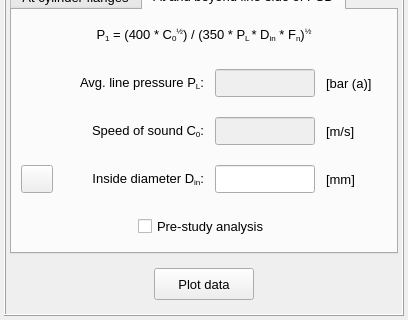
Before: the Qt Designer form vibra/interface/data/ui_files/plots/acoustic/allowable_pulsations_for_reciprocating_compressor_inputs.ui in MOPT-UFSC/VIBRA, drawn with Qt 5; both pictures show x 0 to 408 and y 228 to 548 of the 408 by 548 pixel window.
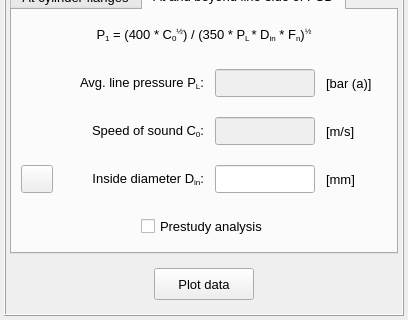
After: the same form once the commit is applied. The open tabs and pages were chosen to show the change. Icons and pictures are not drawn.

Commit message: Update the unfiltered compressor criterion

What changed in the file:
```diff
--- a/vibra/interface/data/ui_files/plots/acoustic/allowable_pulsations_for_reciprocating_compressor_inputs.ui
+++ b/vibra/interface/data/ui_files/plots/acoustic/allowable_pulsations_for_reciprocating_compressor_inputs.ui
@@ -1577,7 +1577,7 @@
              <item row="0" column="1">
               <widget class="QCheckBox" name="checkBox_pre_study_analysis">
                <property name="text">
-                <string>Pre-study analysis</string>
+                <string>Prestudy analysis</string>
                </property>
               </widget>
              </item>
```
Left out of the diff: 161 changed lines with no effect on the pictures. The commit also changes 2 other files.
